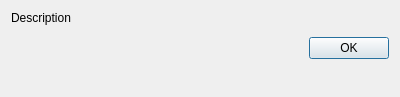
The window that jal/ui/select_reference_dlg.ui (titov-vv/jal) describes before a commit, drawn with Qt 5.
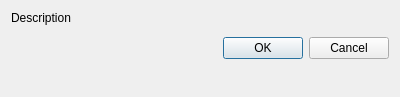
The same window after the commit.

Commit message: Common code from SelectTagDialog and SelectCategoryDialog classes was moved into base class SelectReferenceDialog

Diff of the .ui file:
```diff
--- a/jal/ui/select_reference_dlg.ui
+++ b/jal/ui/select_reference_dlg.ui
@@ -66,7 +66,7 @@
       <enum>Qt::Horizontal</enum>
      </property>
      <property name="standardButtons">
-      <set>QDialogButtonBox::Ok</set>
+      <set>QDialogButtonBox::Cancel|QDialogButtonBox::Ok</set>
      </property>
     </widget>
    </item>
```
Left out of the diff: 16 changed lines with no effect on the pictures. The commit also changes 5 other files.
